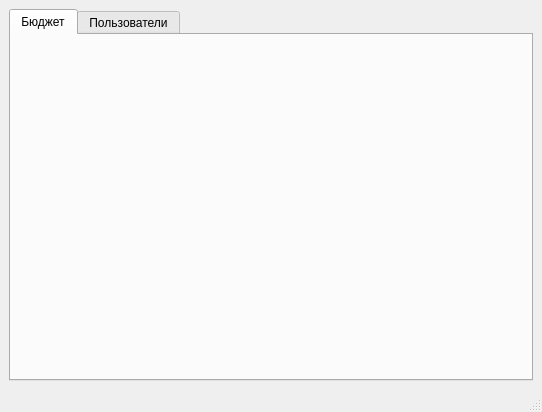
First picture: the form in main.ui, repository dazzle59/pythonProjectPPI, before the edit.
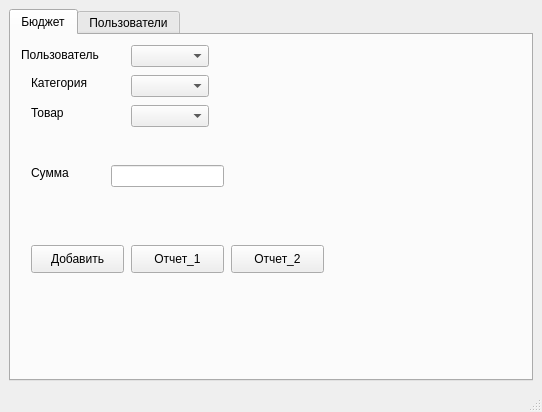
Second picture: the form after the edit.

The edit to the form file:
```diff
--- a/main.ui
+++ b/main.ui
@@ -24,6 +24,137 @@
        <attribute name="title">
         <string>Бюджет</string>
        </attribute>
+       <widget class="QComboBox" name="comboBox">
+        <property name="geometry">
+         <rect>
+          <x>120</x>
+          <y>40</y>
+          <width>78</width>
+          <height>22</height>
+         </rect>
+        </property>
+       </widget>
+       <widget class="QLabel" name="label_2">
+        <property name="geometry">
+         <rect>
+          <x>20</x>
+          <y>40</y>
+          <width>71</width>
+          <height>16</height>
+         </rect>
+        </property>
+        <property name="text">
+         <string>Категория</string>
+        </property>
+       </widget>
+       <widget class="QLabel" name="label_3">
+        <property name="geometry">
+         <rect>
+          <x>20</x>
+          <y>70</y>
+          <width>55</width>
+          <height>16</height>
+         </rect>
+        </property>
+        <property name="text">
+         <string>Товар</string>
+        </property>
+       </widget>
+       <widget class="QComboBox" name="comboBox_2">
+        <property name="geometry">
+         <rect>
+          <x>120</x>
+          <y>70</y>
+          <width>78</width>
+          <height>22</height>
+         </rect>
+        </property>
+       </widget>
+       <widget class="QLabel" name="label_4">
+        <property name="geometry">
+         <rect>
+          <x>20</x>
+          <y>130</y>
+          <width>55</width>
+          <height>16</height>
+         </rect>
+        </property>
+        <property name="text">
+         <string>Сумма</string>
+        </property>
+       </widget>
+       <widget class="QLineEdit" name="lineEdit_3">
+        <property name="geometry">
+         <rect>
+          <x>100</x>
+          <y>130</y>
+          <width>113</width>
+          <height>22</height>
+         </rect>
+        </property>
+       </widget>
+       <widget class="QPushButton" name="pushButton_3">
+        <property name="geometry">
+         <rect>
+          <x>20</x>
+          <y>210</y>
+          <width>93</width>
+          <height>28</height>
+         </rect>
+        </property>
+        <property name="text">
+         <string>Добавить</string>
+        </property>
+       </widget>
+       <widget class="QPushButton" name="pushButton_4">
+        <property name="geometry">
+         <rect>
+          <x>120</x>
+          <y>210</y>
+          <width>93</width>
+          <height>28</height>
+         </rect>
+        </property>
+        <property name="text">
+         <string>Отчет_1</string>
+        </property>
+       </widget>
+       <widget class="QPushButton" name="pushButton_5">
+        <property name="geometry">
+         <rect>
+          <x>220</x>
+          <y>210</y>
+          <width>93</width>
+          <height>28</height>
+         </rect>
+        </property>
+        <property name="text">
+         <string>Отчет_2</string>
+        </property>
+       </widget>
+       <widget class="QLabel" name="label_5">
+        <property name="geometry">
+         <rect>
+          <x>10</x>
+          <y>10</y>
+          <width>101</width>
+          <height>20</height>
+         </rect>
+        </property>
+        <property name="text">
+         <string>Пользователь</string>
+        </property>
+       </widget>
+       <widget class="QComboBox" name="comboBox_3">
+        <property name="geometry">
+         <rect>
+          <x>120</x>
+          <y>10</y>
+          <width>78</width>
+          <height>22</height>
+         </rect>
+        </property>
+       </widget>
       </widget>
       <widget class="QWidget" name="tab_2">
        <attribute name="title">
```
Left out of the diff: 95 changed lines with no effect on the pictures.
